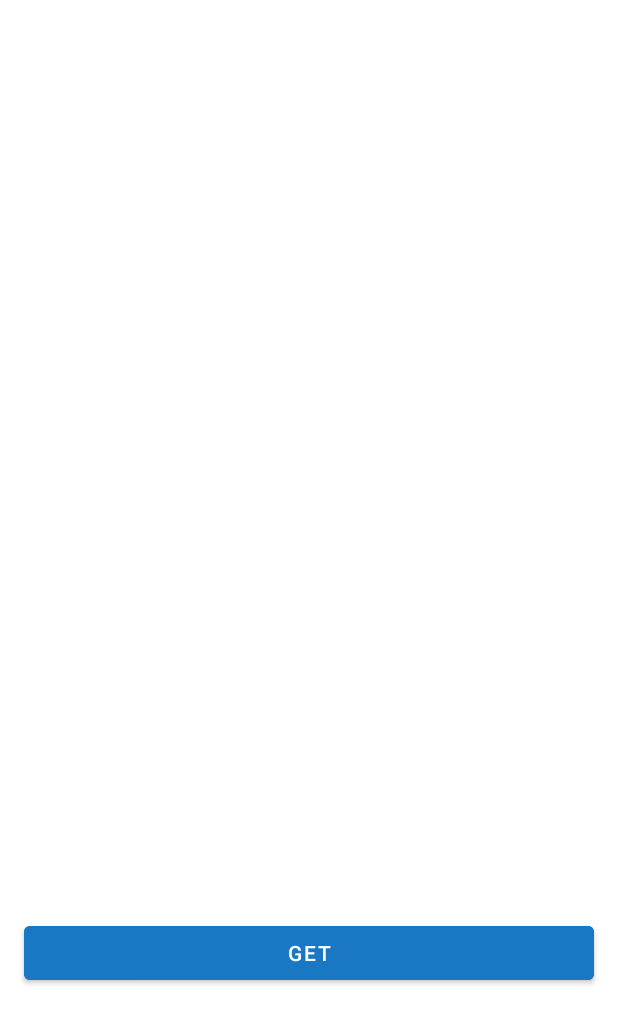
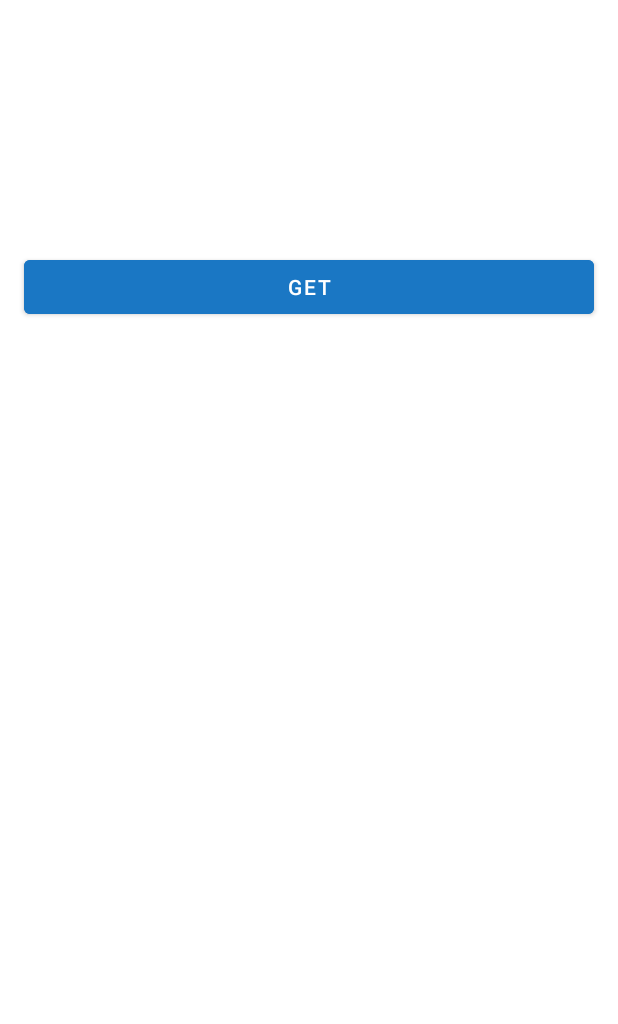
Before and after one commit to mohammed-akkad/weather-wardrobe, an Android app: the layout activity_main.xml on its own in the app's theme, with its tools: preview values and no code run, on a phone screen of 412 x 824 dp. Shown: the top 1024 px of the screen. Run offline under Robolectric (Android 15) with nearby library versions, the phone set to English and light mode, and no system bars.

```diff
--- a/app/src/main/AndroidManifest.xml
+++ b/app/src/main/AndroidManifest.xml
@@ -1,6 +1,8 @@
 <?xml version="1.0" encoding="utf-8"?>
 <manifest xmlns:android="http://schemas.android.com/apk/res/android"
     xmlns:tools="http://schemas.android.com/tools">
+
+    <uses-permission android:name="android.permission.INTERNET"/>
 
     <application
         android:allowBackup="true"
--- a/app/src/main/res/layout/activity_main.xml
+++ b/app/src/main/res/layout/activity_main.xml
@@ -21,7 +21,7 @@
         android:layout_width="match_parent"
         android:layout_height="wrap_content"
         android:layout_marginHorizontal="16dp"
-        android:layout_marginTop="460dp"
+        android:layout_marginTop="16dp"
         android:backgroundTint="#1A77C4"
         android:text="GET"
         app:layout_constraintEnd_toEndOf="parent"
--- a/app/src/main/res/values-night/themes.xml
+++ b/app/src/main/res/values-night/themes.xml
@@ -2,13 +2,11 @@
     <!-- Base application theme. -->
     <style name="Theme.WeatherWardrobe" parent="Theme.MaterialComponents.DayNight.DarkActionBar">
         <!-- Primary brand color. -->
-        <item name="colorPrimary">@color/purple_200</item>
-        <item name="colorPrimaryVariant">@color/purple_700</item>
-        <item name="colorOnPrimary">@color/black</item>
-        <!-- Secondary brand color. -->
-        <item name="colorSecondary">@color/teal_200</item>
-        <item name="colorSecondaryVariant">@color/teal_200</item>
-        <item name="colorOnSecondary">@color/black</item>
+        <!-- Primary brand color. -->
+        <item name="colorPrimary">@color/primary</item>
+        <item name="colorPrimaryVariant">@color/primary</item>
+        <item name="colorOnPrimary">@color/on_primary</item>
+
         <!-- Status bar color. -->
         <item name="android:statusBarColor">?attr/colorPrimaryVariant</item>
         <!-- Customize your theme here. -->
```
Also changed, not shown: app/build.gradle (+6 -2 lines), app/src/main/java/com/example/weatherwardrobe/MainActivity.kt (+37 -1 lines).
